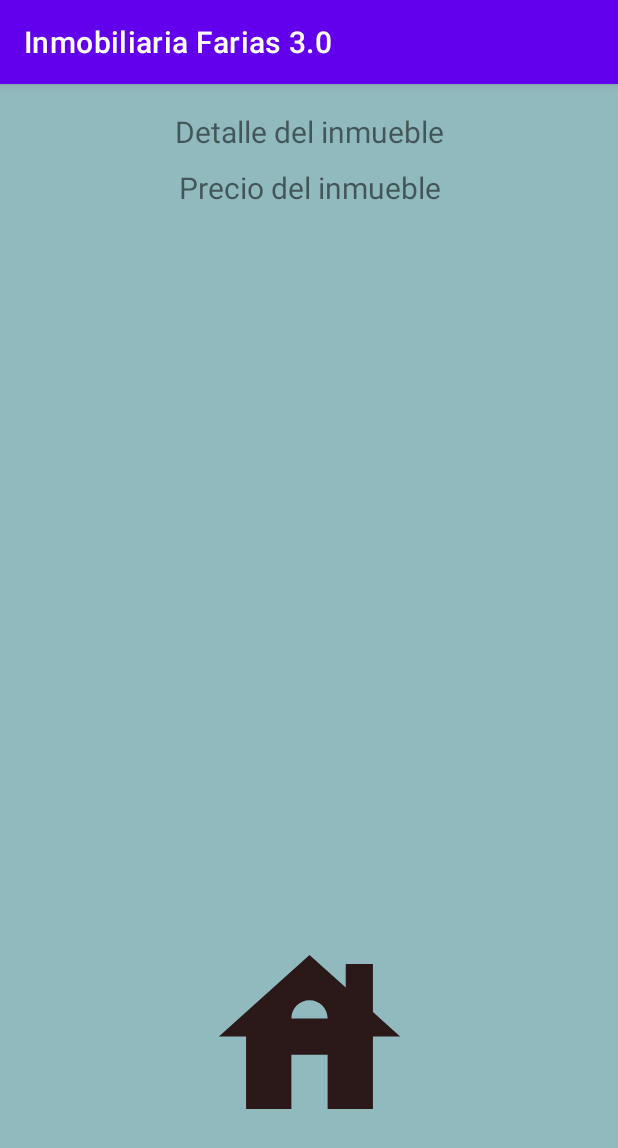
After one commit to gfsanluis78/FariasTpIntegrador, an Android app: the fragment InmuebleDetalleFragment shown on its own in the app's theme, on a phone screen of 412 x 824 dp. The commit adds this screen. Shown: the top 1148 px of the screen. Run offline under Robolectric (Android 15) with nearby library versions, the phone set to English and light mode, and no system bars; pictures from the network do not load; 3 statements that could not run were skipped.

```diff
--- a/app/build.gradle
+++ b/app/build.gradle
@@ -42,6 +42,8 @@ dependencies {
     implementation 'androidx.annotation:annotation:1.2.0'
     implementation 'androidx.legacy:legacy-support-v4:1.0.0'
     implementation 'com.google.android.gms:play-services-maps:17.0.1'
+    implementation 'androidx.gridlayout:gridlayout:1.0.0'
+    implementation 'com.github.bumptech.glide:glide:4.12.0'     // se agrega para manejo de request y fotos, glide
     testImplementation 'junit:junit:4.+'
     androidTestImplementation 'androidx.test.ext:junit:1.1.3'
     androidTestImplementation 'androidx.test.espresso:espresso-core:3.4.0'
--- /dev/null
+++ b/app/src/main/java/com/farias/fariastpintegrador/ui/inmuebles/InmuebleDetalleFragment.java
@@ -0,0 +1,61 @@
+package com.farias.fariastpintegrador.ui.inmuebles;
+
+import androidx.lifecycle.Observer;
+import androidx.lifecycle.ViewModelProvider;
+
+import android.os.Bundle;
+
+import androidx.annotation.NonNull;
+import androidx.annotation.Nullable;
+import androidx.fragment.app.Fragment;
+
+import android.view.LayoutInflater;
+import android.view.View;
+import android.view.ViewGroup;
+
+import com.bumptech.glide.Glide;
+import com.bumptech.glide.load.engine.DiskCacheStrategy;
+import com.farias.fariastpintegrador.R;
+import com.farias.fariastpintegrador.databinding.FragmentInmuebleDetalleBinding;
+import com.farias.fariastpintegrador.modelo.Inmueble;
+
+public class InmuebleDetalleFragment extends Fragment {
+
+    private InmuebleDetalleViewModel mViewModel;
+    private FragmentInmuebleDetalleBinding binding;
+
+    public static InmuebleDetalleFragment newInstance() {
+        return new InmuebleDetalleFragment();
+    }
+
+    @Override
+    public View onCreateView(@NonNull LayoutInflater inflater, @Nullable ViewGroup container,
+                             @Nullable Bundle savedInstanceState) {
+        binding = FragmentInmuebleDetalleBinding.inflate(inflater,container, false);
+        View view = binding.getRoot();
+        mViewModel = new ViewModelProvider(this).get(InmuebleDetalleViewModel.class);
+
+        mViewModel.getInmueble().observe(getViewLifecycleOwner(), new Observer<Inmueble>() {
+            @Override
+            public void onChanged(Inmueble inmueble) {
+                binding.TVTituloDetalle.setText(inmueble.getDireccion() + " " + inmueble.getTipo());
+                binding.TVPrecioDetalle.setText(inmueble.getPrecio()+"");
+                Glide.with(getContext())
+                        .load(inmueble.getImagen())
+                        .diskCacheStrategy(DiskCacheStrategy.ALL)               // Llama la imagen remota y la carga en el cache,
+                        .into(binding.IVFotoDetalle);                          // despues la busca de ahi y es mas rapido
+
+            }
+        });
+
+        mViewModel.setInmueble(getArguments());
+        return inflater.inflate(R.layout.fragment_inmueble_detalle, container, false);
+    }
+
+    @Override
+    public void onActivityCreated(@Nullable Bundle savedInstanceState) {
+        super.onActivityCreated(savedInstanceState);
+        // TODO: Use the ViewModel
+    }
+
+}
--- /dev/null
+++ b/app/src/main/res/layout/fragment_inmueble_detalle.xml
@@ -0,0 +1,47 @@
+<?xml version="1.0" encoding="utf-8"?>
+<androidx.constraintlayout.widget.ConstraintLayout
+    xmlns:android="http://schemas.android.com/apk/res/android"
+    xmlns:app="http://schemas.android.com/apk/res-auto"
+    xmlns:tools="http://schemas.android.com/tools"
+    android:id="@+id/scroll"
+    android:layout_width="match_parent"
+    android:layout_height="match_parent"
+    android:padding="8dp"
+    android:background="#91BABF">
+
+
+    <TextView
+        android:id="@+id/TV_titulo_detalle"
+        android:layout_width="match_parent"
+        android:layout_height="wrap_content"
+        android:layout_marginTop="10dp"
+        android:text="Detalle del inmueble"
+        android:textAlignment="center"
+        android:textSize="20sp"
+        app:layout_constraintTop_toTopOf="parent"
+        tools:layout_editor_absoluteX="8dp">
+
+    </TextView>
+
+    <TextView
+        android:id="@+id/TV_precio_detalle"
+        android:layout_width="match_parent"
+        android:layout_height="wrap_content"
+        android:layout_marginTop="10dp"
+        android:text="Precio del inmueble"
+        android:textAlignment="center"
+        android:textSize="20sp"
+        app:layout_constraintTop_toBottomOf="@+id/TV_titulo_detalle"
+        tools:layout_editor_absoluteX="8dp">
+
+    </TextView>
+
+    <ImageView
+        android:id="@+id/IV_foto_detalle"
+        android:layout_width="250dp"
+        android:layout_height="250dp"
+        android:src="@drawable/ic_launcher"
+        app:layout_constraintBottom_toBottomOf="parent"
+        app:layout_constraintEnd_toEndOf="parent"
+        app:layout_constraintStart_toStartOf="parent" />
+</androidx.constraintlayout.widget.ConstraintLayout>
--- a/app/src/main/res/values/strings.xml
+++ b/app/src/main/res/values/strings.xml
@@ -24,4 +24,6 @@
     <string name="inquilinos">Inquilinos</string>
     <string name="contratos">Contratos</string>
     <string name="logout">Logout</string>
+    <!-- TODO: Remove or change this placeholder text -->
+    <string name="hello_blank_fragment">Hello blank fragment</string>
 </resources>
```
Also changed, not shown: app/src/main/AndroidManifest.xml (+5 -2 lines), app/src/main/java/com/farias/fariastpintegrador/ui/inmuebles/InmuebleDetalleViewModel.java (added, +25 -0 lines), app/src/main/java/com/farias/fariastpintegrador/ui/inmuebles/InmuebleFragment.java (+37 -9 lines), app/src/main/java/com/farias/fariastpintegrador/ui/inmuebles/InmuebleViewModel.java (+28 -2 lines), app/src/main/java/com/farias/fariastpintegrador/ui/inmuebles/adapter/RecyclerAdapterInmuebles.java (added, +123 -0 lines), app/src/main/res/layout/fragment_inmueble.xml (+6 -12 lines), app/src/main/res/layout/fragment_inmueble_fila.xml (added, +62 -0 lines), app/src/main/res/navigation/mobile_navigation.xml (+14 -1 lines).
